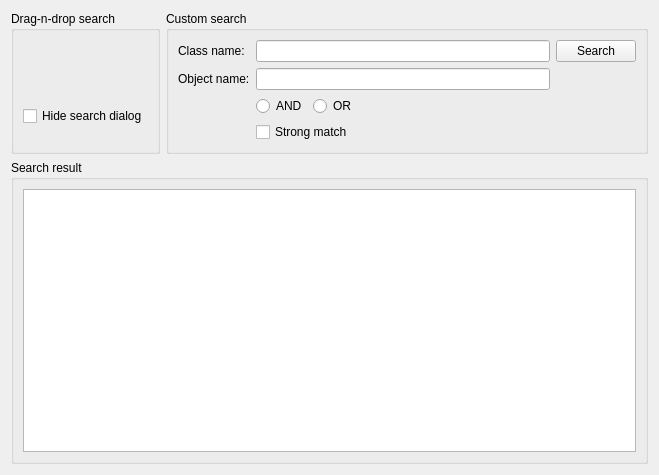
First picture: the form in Sources/Tools/QtTools/SpyWidget/SpySearch/SpySearchView.ui, repository xaoctech/dava.engine, before the edit.
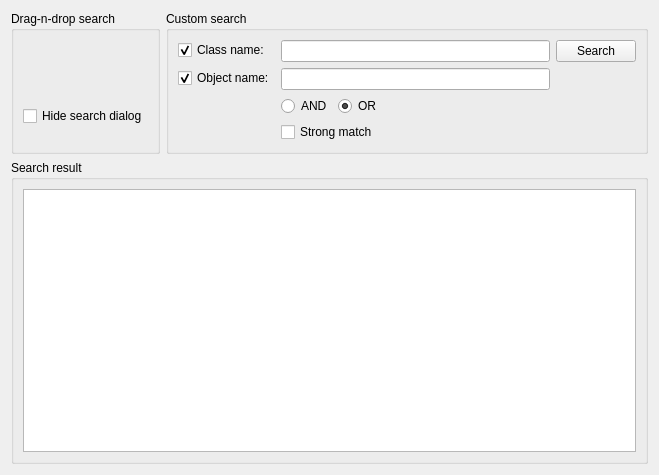
Second picture: the form after the edit. Custom widgets are drawn as their Qt base class.

The edit to the form file:
```diff
--- a/Sources/Tools/QtTools/SpyWidget/SpySearch/SpySearchView.ui
+++ b/Sources/Tools/QtTools/SpyWidget/SpySearch/SpySearchView.ui
@@ -92,22 +92,8 @@
        <layout class="QHBoxLayout" name="horizontalLayout_3">
         <item>
          <layout class="QFormLayout" name="formLayout">
-          <item row="0" column="0">
-           <widget class="QLabel" name="classNameLabel">
-            <property name="text">
-             <string>Class name:</string>
-            </property>
-           </widget>
-          </item>
           <item row="0" column="1">
-           <widget class="QLineEdit" name="className"/>
-          </item>
-          <item row="1" column="0">
-           <widget class="QLabel" name="objectNameLabel">
-            <property name="text">
-             <string>Object name:</string>
-            </property>
-           </widget>
+           <widget class="QLineEdit" name="classNameText"/>
           </item>
           <item row="1" column="1">
            <widget class="QLineEdit" name="objectName"/>
@@ -132,6 +118,9 @@
                <property name="text">
                 <string>AND</string>
                </property>
+               <property name="checked">
+                <bool>false</bool>
+               </property>
               </widget>
              </item>
              <item>
@@ -139,6 +128,9 @@
                <property name="text">
                 <string>OR</string>
                </property>
+               <property name="checked">
+                <bool>true</bool>
+               </property>
               </widget>
              </item>
              <item>
@@ -164,6 +156,26 @@
             </property>
            </widget>
           </item>
+          <item row="0" column="0">
+           <widget class="QCheckBox" name="classNameFilter">
+            <property name="text">
+             <string>Class name:</string>
+            </property>
+            <property name="checked">
+             <bool>true</bool>
+            </property>
+           </widget>
+          </item>
+          <item row="1" column="0">
+           <widget class="QCheckBox" name="objectNameFilter">
+            <property name="text">
+             <string>Object name:</string>
+            </property>
+            <property name="checked">
+             <bool>true</bool>
+            </property>
+           </widget>
+          </item>
          </layout>
         </item>
         <item>
```
Left out of the diff: 6 changed lines with no effect on the pictures.
